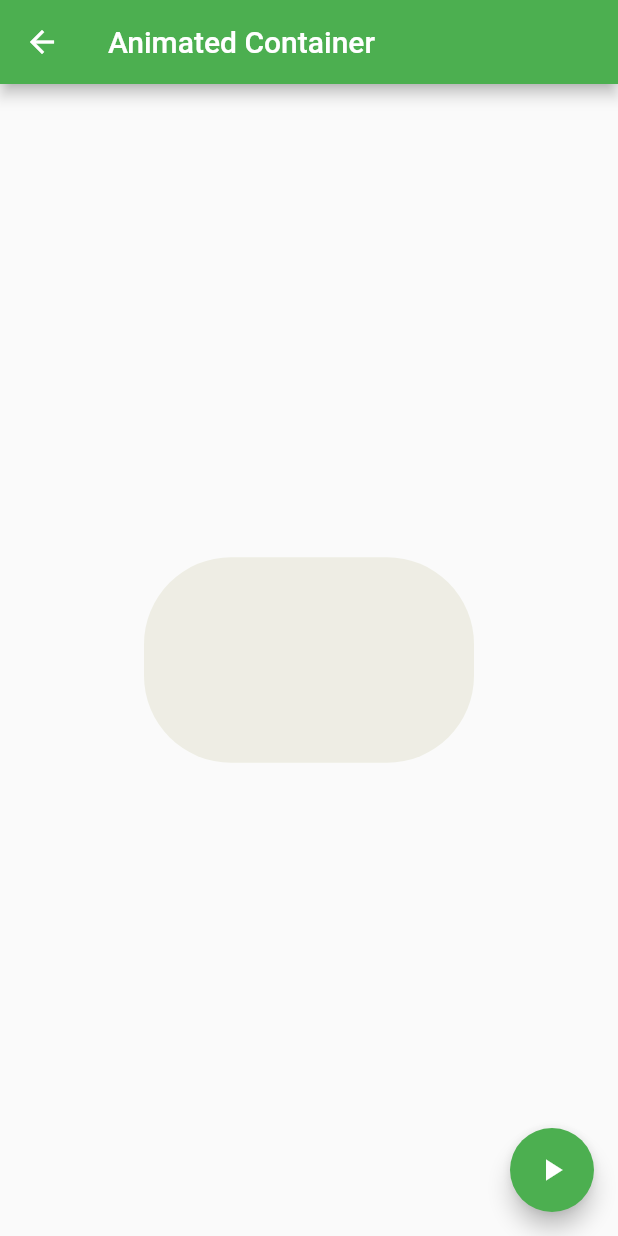
After one commit to sebasgarcia29/componentFlutter, a Flutter app: the AnimatedContainerPage screen opened by its route, after a tap on the "play arrow" icon, on a phone screen of 412 x 824 dp. The commit adds this screen. Run offline on Flutter 3.47's test engine with Material 2 defaults, Android fonts, the phone set to English and light mode, and no system bars.

Commit message:
update with animation

```diff
--- a/data/menu_opts.json
+++ b/data/menu_opts.json
@@ -15,6 +15,11 @@
             "ruta" : "card",
             "icon" : "folder_open",
             "texto": "Cards - Tarjetas"
+        },
+        {
+            "ruta" : "animatedContainer",
+            "icon" : "aspect_ratio",
+            "texto": "Animated Container"
         }
     ]
 }
--- /dev/null
+++ b/lib/src/pages/animated_container.dart
@@ -0,0 +1,50 @@
+import 'package:flutter/material.dart';
+import 'dart:math';
+
+class AnimatedContainerPage extends StatefulWidget {
+  @override
+  _AnimatedContainerPageState createState() => _AnimatedContainerPageState();
+}
+
+class _AnimatedContainerPageState extends State<AnimatedContainerPage> {
+  double _width = 50.0;
+  double _height = 50.0;
+  Color _color = Colors.purple;
+  BorderRadiusGeometry _borderRadius = BorderRadius.circular(8.0);
+
+  @override
+  Widget build(BuildContext context) {
+    return Scaffold(
+      appBar: AppBar(
+        title: Text('Animated Container'),
+        backgroundColor: Colors.green,
+      ),
+      body: Center(
+        child: AnimatedContainer(
+          width: _width,
+          height: _height,
+          decoration: BoxDecoration(borderRadius: _borderRadius, color: _color),
+          duration: Duration(milliseconds: 800),
+          curve: Curves.fastOutSlowIn,
+        ),
+      ),
+      floatingActionButton: FloatingActionButton(
+        onPressed: _cambiarForma,
+        child: Icon(Icons.play_arrow),
+        backgroundColor: Colors.green,
+      ),
+    );
+  }
+
+  void _cambiarForma() {
+    final random = Random();
+
+    setState(() {
+      _width = random.nextInt(300).toDouble();
+      _height = random.nextInt(300).toDouble();
+      _color = Color.fromARGB(
+          random.nextInt(255), random.nextInt(255), random.nextInt(255), 1);
+      _borderRadius = BorderRadius.circular(random.nextInt(100).toDouble());
+    });
+  }
+}
--- a/lib/src/routes/routes.dart
+++ b/lib/src/routes/routes.dart
@@ -4,6 +4,7 @@
 import 'package:components/src/pages/alert_page.dart';
 import 'package:components/src/pages/avatar_page.dart';
 import 'package:components/src/pages/card_pages.dart';
+import 'package:components/src/pages/animated_container.dart';
 
 Map<String, WidgetBuilder> getApplicationRoutes() {
   return <String, WidgetBuilder>{
@@ -11,5 +12,6 @@
     'alert': (BuildContext context) => AlertPage(),
     'avatar': (BuildContext context) => AvatarPage(),
     'card': (BuildContext context) => CardPages(),
+    'animatedContainer': (BuildContext context) => AnimatedContainerPage(),
   };
 }
--- a/lib/src/utils/icono_string_util.dart
+++ b/lib/src/utils/icono_string_util.dart
@@ -4,6 +4,7 @@
   'add_alert': Icons.add_alert,
   'accessibility': Icons.accessibility,
   'folder_open': Icons.folder_open,
+  'aspect_ratio': Icons.aspect_ratio,
 };
 
 Icon getIcon(String nameIcon) {
```
